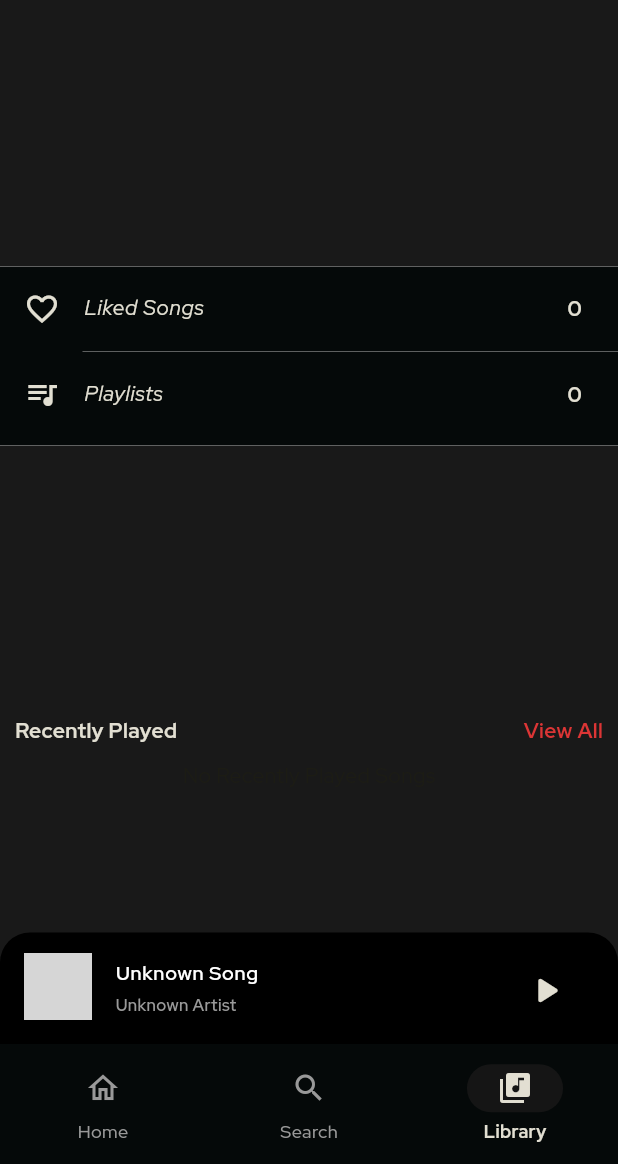
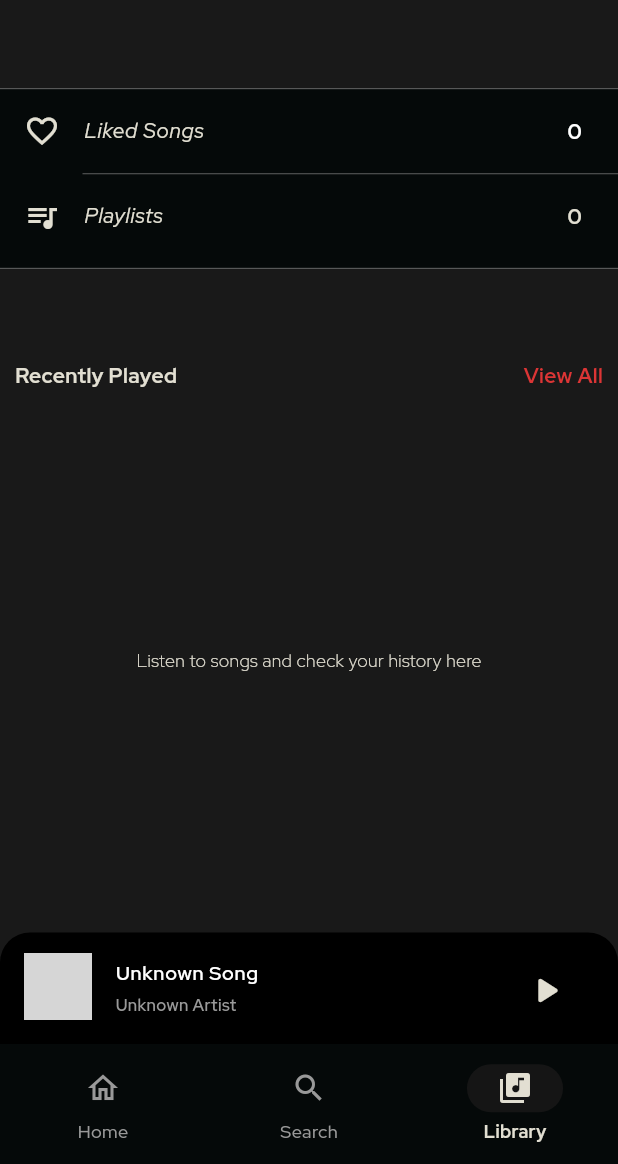
Before and after one commit to TechSmith90210/GRAPEWINE, a Flutter app: the screen it shows after launch, item 3 of the bottom bar chosen, after a tap on "Playlists", on a phone screen of 412 x 824 dp, the part 72-1236 px from its top. Run offline on Flutter 3.47's test engine with Material 3 defaults, Android fonts, the phone set to English and light mode, and no system bars; our stand-ins replace assets_audio_player, audio_video_progress_bar, cloud_firestore, firebase_auth, firebase_core, flutter_bounceable and 6 more; missing offline and left inert: spotify, youtube_explode_dart; accounts and stored records are empty; generated files the repository leaves out were written again; network calls fail; grey boxes are pictures that could not be loaded.

Commit message:
optimizing and resuming 0.9.3 init local/offline support

```diff
--- a/lib/Data/services/local_helper.dart
+++ b/lib/Data/services/local_helper.dart
@@ -1,81 +1,5 @@
-import 'package:flutter/foundation.dart';
-import 'package:isar/isar.dart';
-import 'package:path_provider/path_provider.dart';
+import 'package:flutter/material.dart';
 
-import '../../models/recently_played.dart';
-import '../../models/song.dart';
+class LocalHelper extends ChangeNotifier{
 
-class LocalHelper extends ChangeNotifier {
-  static LocalHelper? _instance;
-  Isar? _isar;
-
-  LocalHelper._internal();
-
-  // Singleton pattern for LocalHelper
-  static Future<LocalHelper> getInstance() async {
-    if (_instance == null) {
-      _instance = LocalHelper._internal();
-      await _instance!._initialize();
-    }
-    return _instance!;
-  }
-
-  Future<void> _initialize() async {
-    final dir = await getApplicationDocumentsDirectory();
-    _isar = await Isar.open([SongModelSchema, RecentlyPlayedSchema],
-        directory: dir.path);
-    notifyListeners(); // Notify listeners that the database is ready
-  }
-
-  Isar? get isar => _isar;
-
-  Future<void> addSongToRecentlyPlayed(SongModel song) async {
-    final isar = this.isar;
-    if (isar != null) {
-      try {
-        await isar.writeTxn(() async {
-          // Add the song to the SongModel collection
-          final songId = await isar.songModels
-              .put(song); // This will give you the ID of the saved song
-
-          // Add to RecentlyPlayed collection
-          final recentlyPlayed = RecentlyPlayed()
-            ..songId = songId // Use the ID from the SongModel
-            ..playedAt = DateTime.now(); // Current timestamp
-          await isar.recentlyPlayeds.put(recentlyPlayed);
-        });
-        notifyListeners(); // Notify listeners after adding the entry
-      } catch (e) {
-        // Handle exceptions
-        print('Failed to add song to Recently Played: $e');
-      }
-    }
-  }
-
-  Future<List<SongModel>> getRecentlyPlayedSongs() async {
-    final isar = this.isar;
-    if (isar == null)
-      return []; // Return an empty list if Isar is not initialized
-
-    try {
-      // Fetch RecentlyPlayed records sorted by playedAt in descending order
-      final recentlyPlayedRecords =
-          await isar.recentlyPlayeds.where().sortByPlayedAtDesc().findAll();
-
-      // Extract the song IDs from the RecentlyPlayed records
-      final songIds =
-          recentlyPlayedRecords.map((record) => record.songId).toList();
-
-      // Fetch the SongModel records with the IDs we have
-      final songs = await Future.wait(
-          songIds.map((id) => isar.songModels.get(id)).toList());
-
-      // Filter out any null values (in case some IDs don't have corresponding songs)
-      return songs.whereType<SongModel>().toList();
-    } catch (e) {
-      // Handle exceptions
-      print('Failed to fetch recently played songs: $e');
-      return [];
-    }
-  }
 }
--- a/lib/Presentation/Screens/library_screen.dart
+++ b/lib/Presentation/Screens/library_screen.dart
@@ -1,27 +1,26 @@
 import 'package:flutter/material.dart';
 import 'package:flutter_bounceable/flutter_bounceable.dart';
 import 'package:google_fonts/google_fonts.dart';
-import 'package:grapewine_music_app/Data/services/local_helper.dart';
-import 'package:grapewine_music_app/Presentation/Navbar%20Screens/liked_songs_screen.dart';
-import 'package:grapewine_music_app/Presentation/Screens/recently_played_screen.dart';
-import 'package:grapewine_music_app/Presentation/widgets/MiniPlayerWidget.dart';
-import 'package:grapewine_music_app/Providers/like_provider.dart';
-import 'package:grapewine_music_app/models/song_model.dart';
-import 'package:isar/isar.dart';
+import 'package:grapewine_music_app/Providers/recently_played_provider.dart';
 import 'package:provider/provider.dart';
+import '../../Providers/like_provider.dart';
+import '../../models/song_model.dart';
+import '../Navbar Screens/liked_songs_screen.dart';
+import '../Screens/recently_played_screen.dart';
+import '../widgets/AppBarWidget.dart';
+import '../../Colors/colors.dart';
+import '../widgets/MiniPlayerWidget.dart';
 
-import '../../Colors/colors.dart';
-import '../../models/song.dart';
-import '../widgets/AppBarWidget.dart';
-
-class LibraryScreen extends StatelessWidget {
+class LibraryScreen extends StatefulWidget {
   const LibraryScreen({super.key});
 
   @override
+  State<LibraryScreen> createState() => _LibraryScreenState();
+}
+
+class _LibraryScreenState extends State<LibraryScreen> {
+  @override
   Widget build(BuildContext context) {
-    var likeProvider = Provider.of<LikedProvider>(context);
-    var localHelper = Provider.of<LocalHelper>(context);
-
     return Scaffold(
       appBar: AppBarWidget(
         title: 'LIBRARY',
@@ -74,13 +73,18 @@ class LibraryScreen extends StatelessWidget {
                     Icons.favorite_border,
                     color: whiteColor,
                   ),
-                    trailing: Text(
-                      likeProvider.likedSongs.length.toString(),
+                  trailing: Consumer<LikedProvider>(
+                    builder: (context, likedProvider, child) {
+                      final count = likedProvider.likedSongs.length;
+                      return Text(
+                        '$count', // Display the liked songs count
                         style: GoogleFonts.redHatDisplay(
-                        color: whiteColor,
+                          color: Colors.white,
                           fontWeight: FontWeight.w700,
                           fontSize: 14,
                         ),
+                      );
+                    },
                   ),
                 ),
                 Divider(
@@ -91,7 +95,9 @@ class LibraryScreen extends StatelessWidget {
                 ),
                 ListTile(
                   splashColor: greyColor,
-                    onTap: () {},
+                  onTap: () {
+                    // Handle onTap for Playlists here if needed
+                  },
                   title: Text(
                     'Playlists',
                     style: GoogleFonts.redHatDisplay(
@@ -104,17 +110,23 @@ class LibraryScreen extends StatelessWidget {
                     Icons.queue_music,
                     color: whiteColor,
                   ),
-                    trailing: Text(
-                      likeProvider.likedSongs.length.toString(),
+                  trailing: Consumer<LikedProvider>(
+                    builder: (context, likedProvider, child) {
+                      // Assuming `playlists` are managed by the same provider
+                      return Text(
+                        likedProvider.likedSongs.length.toString(),
                         style: GoogleFonts.redHatDisplay(
                           color: whiteColor,
                           fontWeight: FontWeight.w700,
                           fontSize: 14,
                         ),
+                      );
+                    },
                   ),
                 ),
               ],
-              )),
+            ),
+          ),
           Column(
             children: [
               Padding(
@@ -132,7 +144,11 @@ class LibraryScreen extends StatelessWidget {
                     ),
                     GestureDetector(
                       onTap: () {
-                          Navigator.push(context, MaterialPageRoute(builder: (context) => RecentlyPlayedScreen(),));
+                        Navigator.push(
+                            context,
+                            MaterialPageRoute(
+                              builder: (context) => RecentlyPlayedScreen(),
+                            ));
                       },
                       child: Text(
                         'View All',
@@ -140,28 +156,31 @@ class LibraryScreen extends StatelessWidget {
                             color: redColor,
                             fontSize: 14,
                             fontWeight: FontWeight.w700),
-                        ))
+                      ),
+                    ),
                   ],
                 ),
               ),
-              FutureBuilder<List<SongModel>>(
-                future: localHelper.getRecentlyPlayedSongs(),
-                builder: (context, snapshot) {
-                  if (snapshot.connectionState == ConnectionState.waiting) {
-                    return const Center(child: CircularProgressIndicator());
-                  } else if (snapshot.hasError) {
-                    return Center(child: Text('Error: ${snapshot.error}'));
-                  } else if (!snapshot.hasData || snapshot.data!.isEmpty) {
-                    return const Center(
-                        child: Text('No Recently Played Songs'));
-                  } else {
-                    final songs = snapshot.data!;
+              Consumer<RecentlyPlayedProvider>(
+                builder: (context, recentProvider, child) {
+                  final songs =
+                      recentProvider.recentlyPlayedSongs.reversed.toList();
                   return Container(
                     margin: const EdgeInsets.only(bottom: 35),
-                      padding: const EdgeInsets.symmetric(
-                          horizontal: 15, vertical: 5),
+                    padding:
+                        const EdgeInsets.symmetric(horizontal: 15, vertical: 5),
                     height: 340,
-                      child: GridView.builder(
+                    child: songs.isEmpty
+                        ? Center(
+                            child: Text(
+                              'Listen to songs and check your history here',
+                              style: GoogleFonts.redHatDisplay(
+                                  color: whiteColor,
+                                  fontSize: 12,
+                                  fontWeight: FontWeight.w300),
+                            ),
+                          )
+                        : GridView.builder(
                             gridDelegate:
                                 const SliverGridDelegateWithFixedCrossAxisCount(
                                     crossAxisCount: 3,
@@ -172,17 +191,16 @@ class LibraryScreen extends StatelessWidget {
                               final song = songs[index];
                               return buildRecentlyPlayedWidget(
                                 cx: context,
-                            imageUrl: song.imageUrl,
+                                imageUrl: song.songImageUrl,
                                 songTitle: song.songName,
-                            songArtist: song.artists,
+                                songArtist: song.songArtists,
                               );
                             },
-                        itemCount: 6,
+                            itemCount: songs.length < 6 ? songs.length : 6,
                           ),
                   );
-                  }
                 },
-              )
+              ),
             ],
           ),
         ],
@@ -191,17 +209,22 @@ class LibraryScreen extends StatelessWidget {
   }
 }
 
-Widget buildRecentlyPlayedWidget(
-    {required String imageUrl,
+Widget buildRecentlyPlayedWidget({
+  required String imageUrl,
   required String songTitle,
   required String songArtist,
-    required BuildContext cx}) {
+  required BuildContext cx,
+}) {
   return Bounceable(
     onTap: () {
       handleSongTap(
         context: cx,
         song: Song(
-              imageUrl: imageUrl, songName: songTitle, artists: songArtist));
+          imageUrl: imageUrl,
+          songName: songTitle,
+          artists: songArtist,
+        ),
+      );
     },
     child: SizedBox(
       width: 120, // Adjust width to fit within the grid
@@ -232,7 +255,7 @@ Widget buildRecentlyPlayedWidget(
             overflow: TextOverflow.ellipsis,
           ),
           Text(
-            songArtist,
+            truncateText(songArtist, 16),
             style: GoogleFonts.redHatDisplay(
               color: greyColor,
               fontWeight: FontWeight.w600,
--- a/lib/Presentation/Screens/song_player3_screen.dart
+++ b/lib/Presentation/Screens/song_player3_screen.dart
@@ -3,11 +3,14 @@ import 'package:audio_video_progress_bar/audio_video_progress_bar.dart';
 import 'package:flutter/material.dart';
 import 'package:google_fonts/google_fonts.dart';
 import 'package:grapewine_music_app/Colors/colors.dart';
+import 'package:grapewine_music_app/Presentation/widgets/likeButtonWidget.dart';
 import 'package:grapewine_music_app/Providers/like_provider.dart';
 import 'package:grapewine_music_app/Providers/search_provider.dart';
+import 'package:grapewine_music_app/models/liked_songs.dart';
 import 'package:marquee/marquee.dart';
 import 'package:provider/provider.dart';
 
+import '../../Data/services/local_helper.dart';
 import '../../Providers/musicPlayer_provider.dart';
 import '../../models/song_model.dart';
 import '../widgets/MiniPlayerWidget.dart';
@@ -53,6 +56,7 @@ class _SongPlayer3ScreenState extends State<SongPlayer3Screen> {
     var searchProvider = Provider.of<SearchProvider>(context);
     var musicPlayerProvider = Provider.of<MusicPlayerProvider>(context);
     var likeProvider = Provider.of<LikedProvider>(context);
+    var localHelper = Provider.of<LocalHelper>(context);
 
     String songName = searchProvider.selectedSongName;
     String songArtist = searchProvider.selectedSongArtist;
@@ -177,22 +181,25 @@ class _SongPlayer3ScreenState extends State<SongPlayer3Screen> {
                                 fontWeight: FontWeight.w500),
                           ),
                   ),
-                contentPadding: EdgeInsets.all(3),
-                trailing: IconButton(
+                  contentPadding: const EdgeInsets.all(3),
+                  trailing: Consumer<LikedProvider>(
+                    builder: (context, value, child) {
+                      LikedSongs song = LikedSongs()
+                        ..songName = songName
+                        ..songArtists = songArtist
+                        ..songImageUrl = songImageUrl;
+                      var isLiked = value.isLiked(song);
+                      return IconButton(
+                        icon: Icon(
+                          isLiked ? Icons.favorite : Icons.favorite_border,
+                          color: isLiked ? Colors.red : Colors.grey,
+                        ),
                         onPressed: () {
-                    likeProvider.toggleLike(song);
+                          value.toggleLike(song);
                         },
-                  icon: Icon(
-                      likeProvider.isLiked(song)
-                          ? Icons.favorite_rounded
-                          : Icons.favorite_border_rounded,
-                      color: likeProvider.isLiked(song)
-                          ? _purpleColor
-                          : _whiteColor,
-                      size: 30),
-                  color: _whiteColor,
-                ),
-              ),
+                      );
+                    },
+                  ))
             ],
           ),
           const SizedBox(height: 20),
--- a/lib/Providers/like_provider.dart
+++ b/lib/Providers/like_provider.dart
@@ -1,22 +1,22 @@
 import 'package:flutter/material.dart';
-import '../models/song_model.dart';
+import 'package:grapewine_music_app/models/liked_songs.dart';
 
 class LikedProvider with ChangeNotifier {
   // A List to store liked songs
-  List<Song> _likedSongs = [];
+  List<LikedSongs> _likedSongs = [];
 
   // Getter to access liked songs
-  List<Song> get likedSongs => _likedSongs;
+  List<LikedSongs> get likedSongs => _likedSongs;
 
   // Method to check if a song is liked
-  bool isLiked(Song song) {
+  bool isLiked(LikedSongs song) {
     return _likedSongs.any((likedSong) =>
         likedSong.songName == song.songName &&
-        likedSong.artists == song.artists);
+        likedSong.songArtists == song.songArtists);
   }
 
   // Method to add a song to liked songs, avoiding duplicates
-  void addSongToLiked(Song song) {
+  void addSongToLiked(LikedSongs song) {
     if (!isLiked(song)) {
       _likedSongs.add(song);
       notifyListeners(); // Notify listeners only if a new song is added
@@ -24,20 +24,23 @@ class LikedProvider with ChangeNotifier {
   }
 
   // Method to remove a song from liked songs
-  void removeSongFromLiked(Song song) {
+  void removeSongFromLiked(LikedSongs song) {
     _likedSongs.removeWhere((likedSong) =>
         likedSong.songName == song.songName &&
-        likedSong.artists == song.artists);
+        likedSong.songArtists == song.songArtists);
     notifyListeners();
   }
 
-  // Method to toggle the like status of a song
-  void toggleLike(Song song) {
+  void toggleLike(LikedSongs song) {
+
     if (isLiked(song)) {
-      removeSongFromLiked(song);
+      // Remove song from liked songs
+      removeSongFromLiked(song); // Update in-memory state
     } else {
-      addSongToLiked(song);
+      // Add song to liked songs
+      addSongToLiked(song); // Update in-memory state
     }
+    notifyListeners();
   }
 
   // Clear all liked songs (optional)
--- a/lib/main.dart
+++ b/lib/main.dart
@@ -5,6 +5,7 @@ import 'package:grapewine_music_app/Data/services/local_helper.dart';
 import 'package:grapewine_music_app/Presentation/Screens/the_music_pages.dart';
 import 'package:grapewine_music_app/Providers/navigator_provider.dart';
 import 'package:grapewine_music_app/Providers/login_provider.dart';
+import 'package:grapewine_music_app/Providers/recently_played_provider.dart';
 import 'package:grapewine_music_app/Providers/signup_provider.dart';
 import 'package:grapewine_music_app/Providers/google_signin_provider.dart';
 import 'package:grapewine_music_app/Providers/gender_provider.dart';
@@ -23,8 +24,6 @@ import 'Providers/like_provider.dart';
 Future<void> main() async {
   WidgetsFlutterBinding.ensureInitialized();
 
-  // Initialize LocalHelper
-  final localHelper = await LocalHelper.getInstance();
 
   runApp(
     MultiProvider(
@@ -37,13 +36,14 @@ Future<void> main() async {
         ChangeNotifierProvider(create: (context) => PasswordProvider()),
         ChangeNotifierProvider(create: (context) => DateProvider(initialDate: DateTime.now())),
         ChangeNotifierProvider(create: (context) => AlbumInfoProvider()),
-        ChangeNotifierProvider(create: (context) => LikedProvider()),
         ChangeNotifierProvider(create: (context) => MusicPlayerProvider()),
         ChangeNotifierProvider(create: (context) => NewReleasesProvider()),
         ChangeNotifierProvider(create: (context) => NewFindsProvider()),
         ChangeNotifierProvider(create: (context) => AccessTokenProvider()),
         ChangeNotifierProvider(create: (context) => SearchProvider()),
-        ChangeNotifierProvider(create: (context) => localHelper), // Provide LocalHelper as ChangeNotifier
+        ChangeNotifierProvider(create: (context) => LikedProvider()),
+        ChangeNotifierProvider(create: (context) => RecentlyPlayedProvider()),
+        ChangeNotifierProvider(create: (context) => LocalHelper()),
       ],
       child: const MusicApp(),
     ),
--- /dev/null
+++ b/lib/models/liked_songs.dart
@@ -0,0 +1,18 @@
+import 'package:isar/isar.dart';
+
+part 'liked_songs.g.dart';
+
+@Collection()
+class LikedSongs{
+  Id? id ; // unique identifer for each liked song
+
+  late String songName; // name of the song
+  late String songArtists; // song artists name
+  late String songImageUrl; // link of the song's image
+
+  late String? songDuration; // duration of song
+
+  late DateTime likedAt; // time which the song was liked at, used for sorting the likedsongs list
+
+  // LikedSongs({required this.songName, required this.songArtists, required this.songImageUrl});
+}
--- a/lib/models/recently_played.dart
+++ b/lib/models/recently_played.dart
@@ -4,8 +4,11 @@ part 'recently_played.g.dart'; // Generated by Isar
 
 @Collection()
 class RecentlyPlayed {
-  Id id = Isar.autoIncrement; // Unique identifier for each record
+  Id? id; // unique identifer for each liked song
 
-  late int songId;        // Reference to the Song ID
+  late String songName; // name of the song
+  late String songArtists; // song artists name
+  late String songImageUrl; // link of the song's image
+
   late DateTime playedAt; // Timestamp of when the song was played
 }
--- a/lib/models/song.dart
+++ /dev/null
@@ -1,12 +0,0 @@
-import 'package:isar/isar.dart';
-
-part 'song.g.dart'; // Generated by Isar
-
-@Collection()
-class SongModel {
-  Id id = Isar.autoIncrement; // Unique identifier for each song
-
-  late String imageUrl;   // URL of the song's image/cover
-  late String songName;   // Name of the song
-  late String artists;    // Artists' names as a single string
-}
```
Also changed, not shown: lib/Presentation/Navbar Screens/liked_songs_screen.dart (+72 -76 lines), lib/Presentation/Screens/recently_played_screen.dart (+21 -20 lines), lib/Providers/recently_played_provider.dart (added, +46 -0 lines), lib/models/recently_played.g.dart (deleted), lib/models/song.g.dart (deleted). Lines whose indentation alone changed are shown as unchanged.
